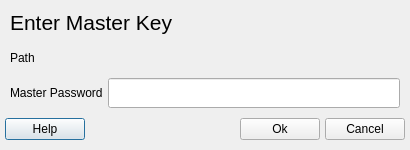
Old version of the form opendatabase.ui in the repository sochok222/RadikPass.
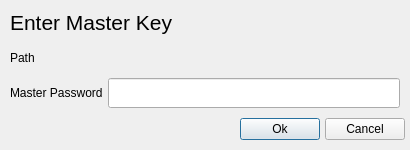
New version of the form.

Patch:
```diff
--- a/opendatabase.ui
+++ b/opendatabase.ui
@@ -152,20 +152,13 @@
     </layout>
    </item>
    <item>
-    <layout class="QHBoxLayout" name="footerLayout" stretch="0,0,0">
+    <layout class="QHBoxLayout" name="footerLayout" stretch="0,0">
      <property name="leftMargin">
       <number>5</number>
      </property>
      <property name="rightMargin">
       <number>5</number>
      </property>
-     <item>
-      <widget class="QPushButton" name="helpButton">
-       <property name="text">
-        <string>Help</string>
-       </property>
-      </widget>
-     </item>
      <item>
       <spacer name="horizontalSpacer">
        <property name="orientation">
```
